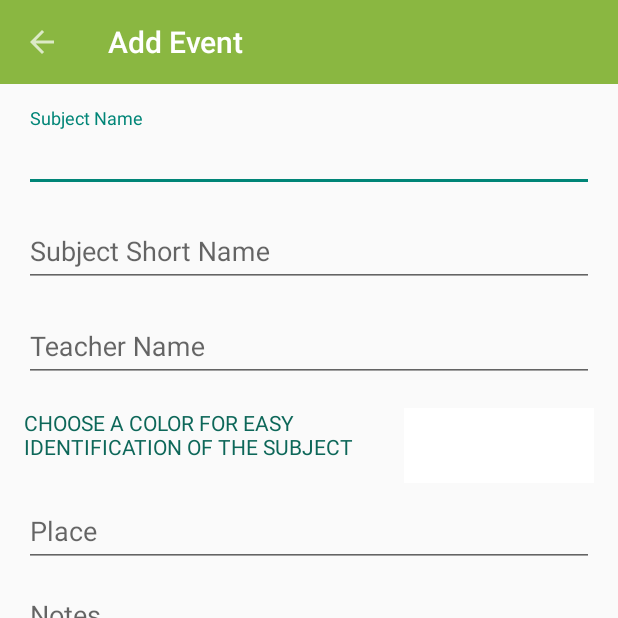
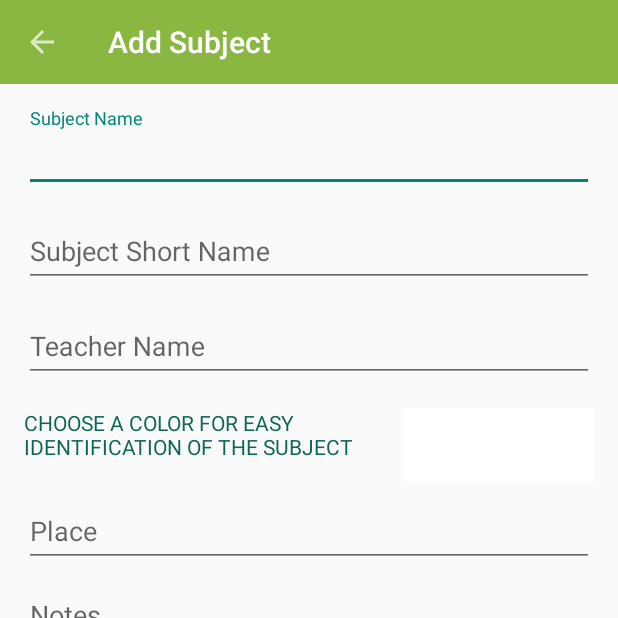
Before and after one commit to jazzyarchitects/StudentHelper, an Android app: the fragment ClassTestList placed in its activity, after a tap on "+ ADD NEW SUBJECT", on a phone screen of 412 x 824 dp, the top half of it. Run offline under Robolectric (Android 15) with nearby library versions, the phone set to English and light mode, and no system bars; 2 other taps on this screen came first.

Commit message:
no message

```diff
--- a/app/src/main/java/com/jazzyarchitects/studentassistant/Activities/AddSubject.java
+++ b/app/src/main/java/com/jazzyarchitects/studentassistant/Activities/AddSubject.java
@@ -42,7 +42,7 @@ public class AddSubject extends AppCompatActivity {
 
         toolbar=(Toolbar)findViewById(R.id.toolbar);
         setSupportActionBar(toolbar);
-        getSupportActionBar().setTitle("Add Event");
+        getSupportActionBar().setTitle("Add Subject");
         getSupportActionBar().setDefaultDisplayHomeAsUpEnabled(true);
         getSupportActionBar().setDisplayHomeAsUpEnabled(true);
         subjectName = (EditText) findViewById(R.id.editSubjectName);
--- a/app/src/main/java/com/jazzyarchitects/studentassistant/Fragment/ClassTestList.java
+++ b/app/src/main/java/com/jazzyarchitects/studentassistant/Fragment/ClassTestList.java
@@ -8,6 +8,7 @@ import android.support.v7.app.AppCompatActivity;
 import android.support.v7.widget.DefaultItemAnimator;
 import android.support.v7.widget.LinearLayoutManager;
 import android.support.v7.widget.RecyclerView;
+import android.util.Log;
 import android.view.LayoutInflater;
 import android.view.View;
 import android.view.ViewGroup;
@@ -77,6 +78,17 @@ public class ClassTestList extends Fragment {
             recyclerView.setItemAnimator(new DefaultItemAnimator());
         }
     }
+    @Override
+    public void onResume() {
+        super.onResume();
+        Log.e("check", "onResume called");
+        updateEventList();
+    }
 
+    @Override
+    public void onDetach() {
+        super.onDetach();
+        Log.e("check", "onDetach called");
+    }
 
 }
--- a/app/src/main/res/layout/activity_add_event.xml
+++ b/app/src/main/res/layout/activity_add_event.xml
@@ -34,6 +34,7 @@
                 android:id="@+id/eventType"
                 style="@style/Material.Widget.Spinner"
                 android:layout_width="match_parent"
+                app:spn_label=""
                 android:layout_height="wrap_content"
                 android:layout_below="@id/instruction"
                 app:rd_style="@style/Material.Drawable.Ripple.Wave" />
```
Also changed, not shown: app/src/main/java/com/jazzyarchitects/studentassistant/Fragment/ExamList.java (+14 -0 lines), app/src/main/java/com/jazzyarchitects/studentassistant/Fragment/ExtraClassList.java (+13 -0 lines), app/src/main/res/layout/fragment_time_table.xml (+15 -12 lines), 4 other files.
